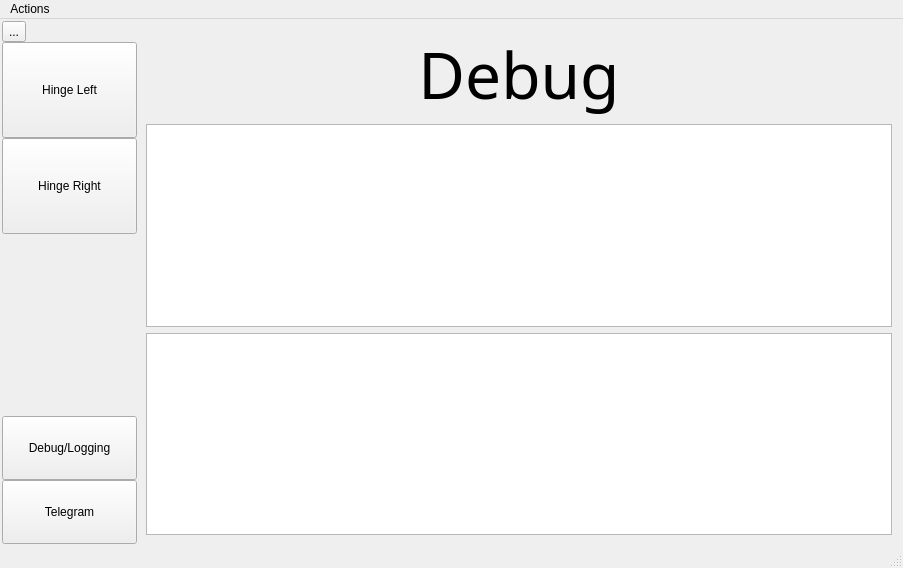
Qt form mainwindow.ui (liprandi/ZControl) before a commit.
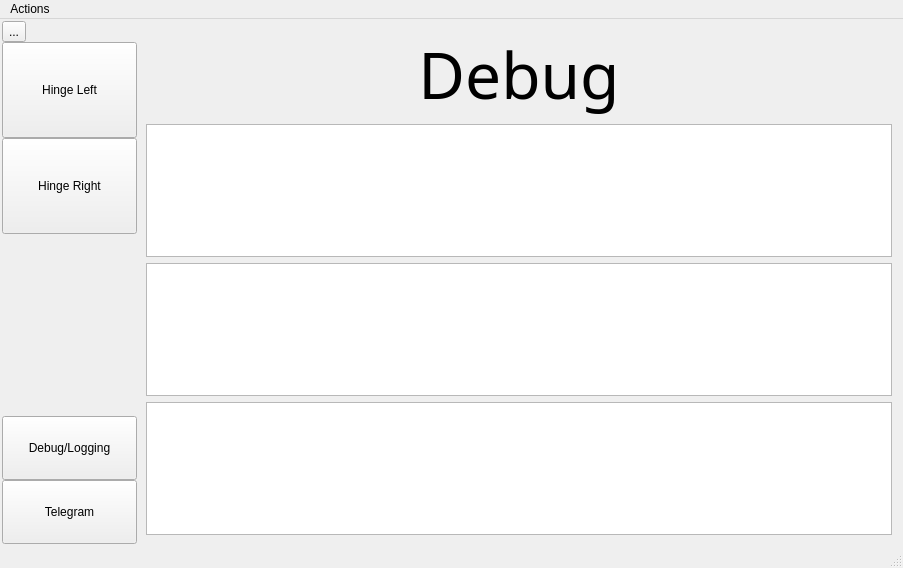
The same form after that commit. The open tabs and pages were chosen to show the change. Icons and pictures are not drawn.

```diff
--- a/mainwindow.ui
+++ b/mainwindow.ui
@@ -451,6 +451,9 @@
           </property>
          </widget>
         </item>
+        <item>
+         <widget class="QListWidget" name="toPc"/>
+        </item>
         <item>
          <widget class="QTableView" name="tblLocal"/>
         </item>
```
Left out of the diff: 2 changed lines with no effect on the pictures.
